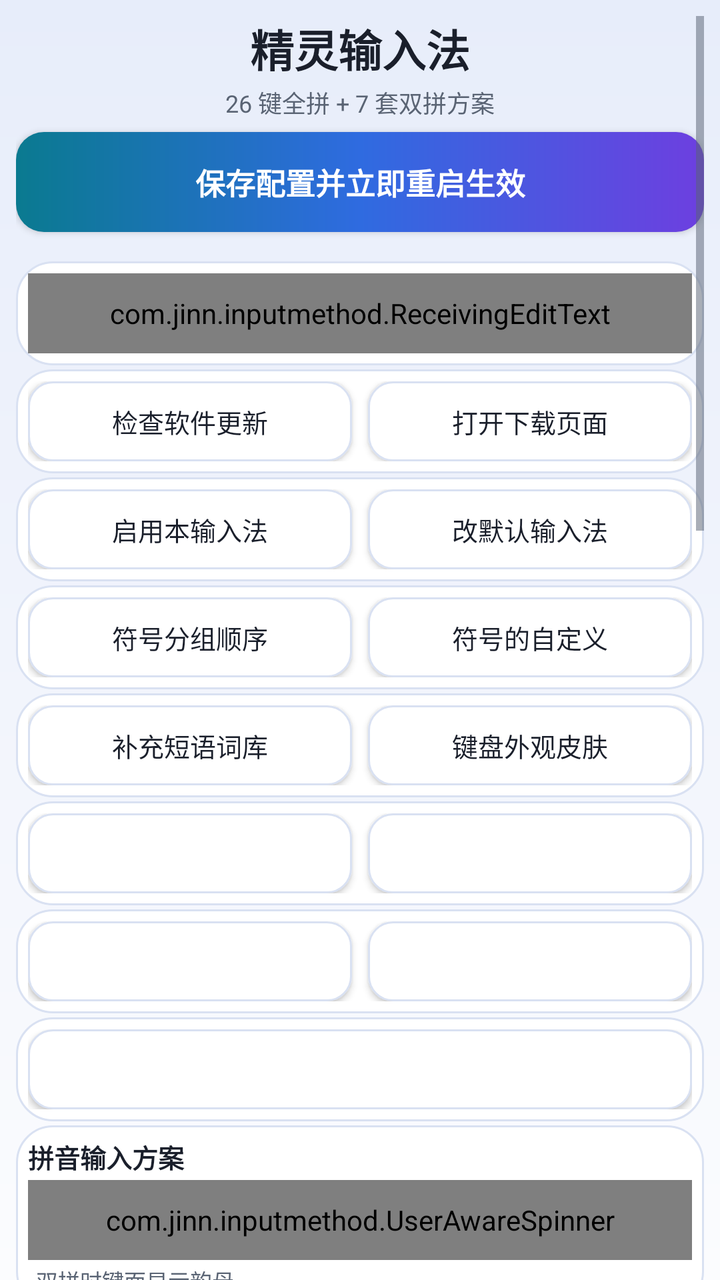
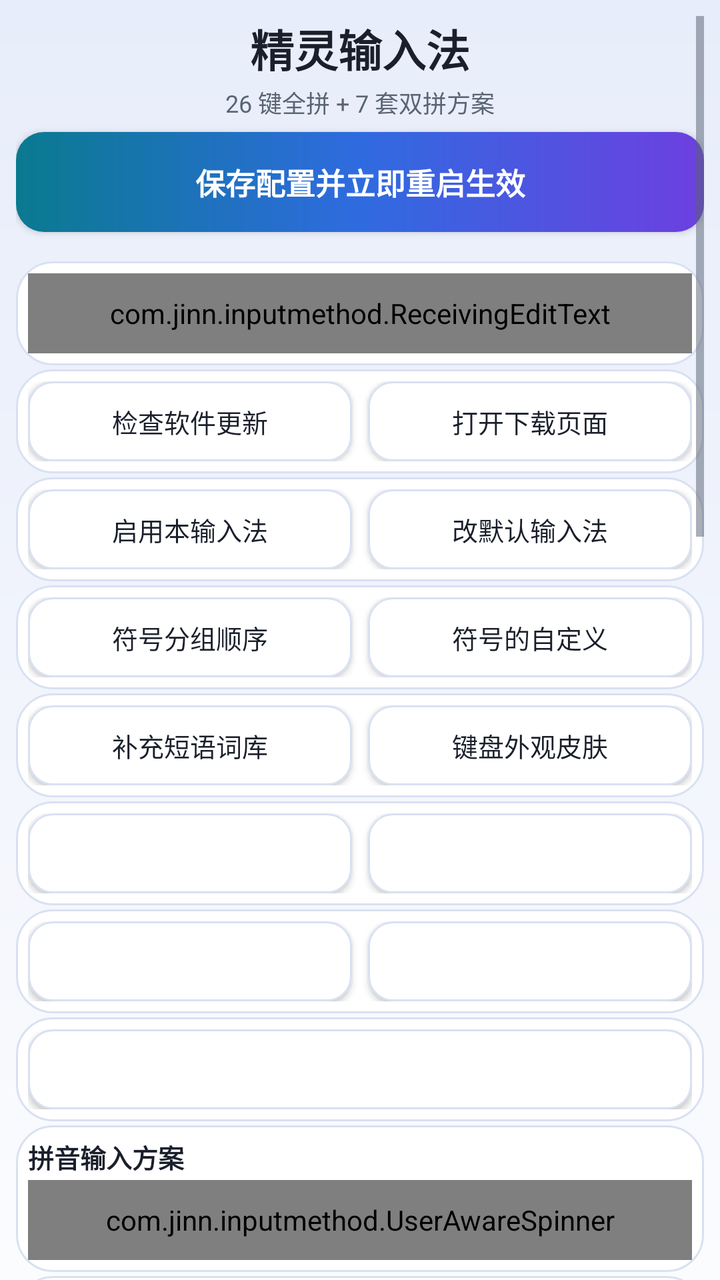

Compare the two renders of this Android layout. The source of the first and the diff that turns it into the second are given below.
<!-- AndroidManifest.xml: application theme AppTheme -->
<!-- res/layout/activity_settings.xml -->
<?xml version="1.0" encoding="utf-8"?>
<ScrollView xmlns:android="http://schemas.android.com/apk/res/android"
    style="@style/PageRoot"
    xmlns:tools="http://schemas.android.com/tools"
    android:overScrollMode="never"
    tools:ignore="TooManyViews">

    <LinearLayout
        android:layout_width="match_parent"
        android:layout_height="wrap_content"
        android:orientation="vertical">

        
        <TextView
            style="@style/PageHeroTitle"
            android:text="@string/settings_title" />

        <TextView
            android:layout_width="match_parent"
            android:layout_height="wrap_content"
            android:layout_marginTop="2dp"
            android:layout_marginBottom="6dp"
            android:gravity="center"
            android:text="@string/settings_subtitle"
            android:textColor="@color/text_secondary"
            android:textSize="12sp" />

        
        <Button
            style="@style/SettingsButtonPrimary"
            android:id="@+id/btn_save"
            android:layout_marginBottom="0dp"
            android:text="@string/settings_save" />

        <TextView
            android:id="@+id/text_test"
            android:layout_width="match_parent"
            android:layout_height="wrap_content"
            android:layout_marginTop="-2dp"
            android:layout_marginBottom="0dp"
            android:gravity="center"
            android:textColor="@color/text_secondary"
            android:textSize="12sp" />

        
        <LinearLayout
            style="@style/SettingsCard">

            <com.jinn.inputmethod.ReceivingEditText
                style="@style/SettingsField"
                android:id="@+id/edit_ime_test"
                android:layout_width="match_parent"
                android:hint="@string/settings_ime_test_hint"
                android:importantForAutofill="no"
                android:imeOptions="actionDone"
                android:inputType="textMultiLine|textCapSentences"
                android:maxLines="3"/>
        </LinearLayout>

        
        <LinearLayout
            style="@style/SettingsCardRow">

            <Button
                style="@style/SettingsButton"
                android:id="@+id/btn_check_update"
                android:layout_width="0dp"
                android:layout_weight="1"
                android:minWidth="0dp"
                android:text="@string/settings_check_update" />

            <Button
                style="@style/SettingsButton"
                android:id="@+id/btn_update_download"
                android:layout_width="0dp"
                android:layout_marginStart="8dp"
                android:layout_weight="1"
                android:minWidth="0dp"
                android:text="@string/update_download_page" />
        </LinearLayout>

        
        <LinearLayout
            style="@style/SettingsCardRow">

            <Button
                style="@style/SettingsButton"
                android:id="@+id/btn_enable"
                android:layout_width="0dp"
                android:layout_weight="1"
                android:minWidth="0dp"
                android:text="@string/settings_enable_ime" />

            <Button
                style="@style/SettingsButton"
                android:id="@+id/btn_pick"
                android:layout_width="0dp"
                android:layout_marginStart="8dp"
                android:layout_weight="1"
                android:minWidth="0dp"
                android:text="@string/settings_pick_ime" />
        </LinearLayout>

        
        <LinearLayout
            style="@style/SettingsCardRow">

            <Button
                style="@style/SettingsButton"
                android:id="@+id/btn_symbol_order"
                android:layout_width="0dp"
                android:layout_weight="1"
                android:minWidth="0dp"
                android:text="@string/symbol_order_title" />

            <Button
                style="@style/SettingsButton"
                android:id="@+id/btn_edit_favorites"
                android:layout_width="0dp"
                android:layout_marginStart="8dp"
                android:layout_weight="1"
                android:minWidth="0dp"
                android:text="@string/favorite_entry_title" />
        </LinearLayout>

        
        <LinearLayout
            style="@style/SettingsCardRow">

            <Button
                style="@style/SettingsButton"
                android:id="@+id/btn_dict_expand"
                android:layout_width="0dp"
                android:layout_weight="1"
                android:minWidth="0dp"
                android:text="@string/dict_entry_button" />

            <Button
                style="@style/SettingsButton"
                android:id="@+id/btn_key_appearance"
                android:layout_width="0dp"
                android:layout_marginStart="8dp"
                android:layout_weight="1"
                android:minWidth="0dp"
                android:text="@string/key_appearance_entry" />
        </LinearLayout>

        
        <LinearLayout
            style="@style/SettingsCardRow">

            <Button
                style="@style/SettingsButton"
                android:id="@+id/btn_fuzzy_pinyin"
                android:layout_width="0dp"
                android:layout_weight="1"
                android:minWidth="0dp" />

            <Button
                style="@style/SettingsButton"
                android:id="@+id/btn_rare_chars"
                android:layout_width="0dp"
                android:layout_marginStart="8dp"
                android:layout_weight="1"
                android:minWidth="0dp" />
        </LinearLayout>

        
        <LinearLayout
            style="@style/SettingsCardRow">

            <Button
                style="@style/SettingsButton"
                android:id="@+id/btn_tap_sound"
                android:layout_width="0dp"
                android:layout_weight="1"
                android:minWidth="0dp" />

            <Button
                style="@style/SettingsButton"
                android:id="@+id/btn_clipboard_customize"
                android:layout_width="0dp"
                android:layout_marginStart="8dp"
                android:layout_weight="1"
                android:minWidth="0dp" />
        </LinearLayout>

        
        <LinearLayout
            style="@style/SettingsCardRow">

            <Button
                style="@style/SettingsButton"
                android:id="@+id/btn_gallery_settings"
                android:layout_width="0dp"
                android:layout_weight="1"
                android:minWidth="0dp" />
        </LinearLayout>

        
        <LinearLayout
            style="@style/SettingsCard">

            <LinearLayout
                android:layout_width="match_parent"
                android:layout_height="wrap_content"
                android:orientation="vertical">

                    <TextView
                        style="@style/SettingsFieldTitle"
                        android:text="@string/settings_shuangpin_scheme" />

                    <com.jinn.inputmethod.UserAwareSpinner
                        style="@style/SettingsField"
                        android:id="@+id/spinner_shuangpin"
                        android:layout_width="match_parent"
                        android:layout_marginTop="2dp"
                        android:spinnerMode="dropdown"/>

                    <TextView
                        style="@style/CardHint"
                        android:layout_width="match_parent"
                        android:layout_height="wrap_content"
                        android:layout_marginTop="2dp"
                        android:paddingStart="4dp"
                        android:paddingEnd="4dp"
                        android:text="@string/settings_shuangpin_scheme_desc"/>
            </LinearLayout>

        </LinearLayout>

        
        <LinearLayout
            style="@style/SettingsCardRow"
            android:baselineAligned="false">

            <LinearLayout
                android:layout_width="0dp"
                android:layout_height="wrap_content"
                android:layout_weight="1"
                android:orientation="vertical">

                <Switch
                    android:id="@+id/switch_user_learning"
                    android:layout_width="match_parent"
                    android:layout_height="wrap_content"
                    android:minHeight="40dp"
                    android:maxLines="2"
                    android:ellipsize="end"
                    android:text="@string/switch_user_learning"
                    android:textColor="@color/text_primary"
                    android:textSize="13sp" />

                <TextView
                    style="@style/CardHint"
                    android:layout_width="match_parent"
                    android:layout_height="wrap_content"
                    android:paddingStart="8dp"
                    android:paddingEnd="8dp"
                    android:text="@string/switch_user_learning_desc"/>
            </LinearLayout>

            <LinearLayout
                android:layout_width="0dp"
                android:layout_height="wrap_content"
                android:layout_marginStart="8dp"
                android:layout_weight="1"
                android:orientation="vertical">

                <Switch
                    android:id="@+id/switch_predict"
                    android:layout_width="match_parent"
                    android:layout_height="wrap_content"
                    android:minHeight="40dp"
                    android:maxLines="2"
                    android:ellipsize="end"
                    android:text="@string/switch_predict"
                    android:textColor="@color/text_primary"
                    android:textSize="13sp" />

                <TextView
                    style="@style/CardHint"
                    android:layout_width="match_parent"
                    android:layout_height="wrap_content"
                    android:paddingStart="8dp"
                    android:paddingEnd="8dp"
                    android:text="@string/switch_predict_desc"/>
            </LinearLayout>
        </LinearLayout>

        
        <LinearLayout
            style="@style/SettingsCardRow"
            android:baselineAligned="false">

            <LinearLayout
                android:layout_width="0dp"
                android:layout_height="wrap_content"
                android:layout_weight="1"
                android:orientation="vertical">

                <Switch
                    android:id="@+id/switch_auto_show_keyboard"
                    android:layout_width="match_parent"
                    android:layout_height="wrap_content"
                    android:minHeight="40dp"
                    android:maxLines="2"
                    android:ellipsize="end"
                    android:text="@string/switch_auto_show_keyboard"
                    android:textColor="@color/text_primary"
                    android:textSize="13sp" />

                <TextView
                    style="@style/CardHint"
                    android:layout_width="match_parent"
                    android:layout_height="wrap_content"
                    android:paddingStart="8dp"
                    android:paddingEnd="8dp"
                    android:text="@string/switch_auto_show_keyboard_desc"/>
            </LinearLayout>

            <LinearLayout
                android:layout_width="0dp"
                android:layout_height="wrap_content"
                android:layout_marginStart="8dp"
                android:layout_weight="1"
                android:orientation="vertical">

                <Switch
                    android:id="@+id/switch_use_traditional"
                    android:layout_width="match_parent"
                    android:layout_height="wrap_content"
                    android:minHeight="40dp"
                    android:maxLines="2"
                    android:ellipsize="end"
                    android:textColor="@color/text_primary"
                    android:textSize="13sp" />

                <TextView
                    style="@style/CardHint"
                    android:id="@+id/text_use_traditional_desc"
                    android:layout_width="match_parent"
                    android:layout_height="wrap_content"
                    android:paddingStart="8dp"
                    android:paddingEnd="8dp"/>
            </LinearLayout>
        </LinearLayout>

        
        <LinearLayout
            style="@style/SettingsCard">

            <LinearLayout
                android:layout_width="match_parent"
                android:layout_height="wrap_content"
                android:gravity="center_vertical"
                android:orientation="horizontal">

                <TextView
                    android:layout_width="0dp"
                    android:layout_height="wrap_content"
                    android:layout_weight="1"
                    android:text="@string/settings_voice_input"
                    android:textColor="@color/text_primary"
                    android:textSize="13sp" />

                <Switch
                    android:id="@+id/switch_voice_input"
                    android:layout_width="wrap_content"
                    android:layout_height="wrap_content"
                    android:minHeight="40dp" />
            </LinearLayout>

            <TextView
                style="@style/CardHint"
                android:layout_width="match_parent"
                android:layout_height="wrap_content"
                android:layout_marginTop="2dp"
                android:text="@string/settings_voice_input_desc"/>
        </LinearLayout>

        
        <LinearLayout
            style="@style/SettingsCard"
            android:id="@+id/card_mic_permission">

            <TextView
                android:id="@+id/text_mic_state"
                android:layout_width="match_parent"
                android:layout_height="wrap_content"
                android:layout_marginBottom="4dp"
                android:text="@string/settings_grant_mic"
                android:textColor="@color/text_secondary"
                android:textSize="12sp" />

            <Button
                style="@style/SettingsButton"
                android:id="@+id/btn_grant"
                android:layout_width="match_parent"
                android:text="@string/settings_grant_mic" />
        </LinearLayout>

        
        <LinearLayout
            style="@style/SettingsCard"
            android:id="@+id/card_voice_server">

            <LinearLayout
                android:layout_width="match_parent"
                android:layout_height="wrap_content"
                android:baselineAligned="false"
                android:orientation="horizontal">

                <LinearLayout
                    android:layout_width="0dp"
                    android:layout_height="wrap_content"
                    android:layout_weight="2"
                    android:orientation="vertical">

                    <TextView
                        style="@style/SettingsLabel"
                        android:text="@string/settings_host" />

                    <EditText
                        style="@style/SettingsField"
                        android:id="@+id/edit_host"
                        android:layout_width="match_parent"
                        android:hint="@string/settings_host"
                        android:importantForAutofill="no"
                        android:inputType="textUri"
                        android:singleLine="true"/>
                </LinearLayout>

                <LinearLayout
                    android:layout_width="0dp"
                    android:layout_height="wrap_content"
                    android:layout_marginStart="8dp"
                    android:layout_weight="1"
                    android:orientation="vertical">

                    <TextView
                        style="@style/SettingsLabel"
                        android:text="@string/settings_port" />

                    <EditText
                        style="@style/SettingsField"
                        android:id="@+id/edit_port"
                        android:layout_width="match_parent"
                        android:hint="@string/settings_port"
                        android:importantForAutofill="no"
                        android:inputType="number"
                        android:singleLine="true"/>
                </LinearLayout>

                <LinearLayout
                    android:layout_width="0dp"
                    android:layout_height="wrap_content"
                    android:layout_marginStart="8dp"
                    android:layout_weight="1"
                    android:gravity="center_vertical"
                    android:orientation="vertical">

                    <TextView
                        style="@style/SettingsLabel"
                        android:text="@string/settings_lock" />

                    <CheckBox
                        android:id="@+id/check_lock_server"
                        android:layout_width="match_parent"
                        android:layout_height="40dp"
                        android:gravity="center"
                        android:buttonTint="@color/accent"
                        android:text="@string/settings_lock_short"
                        android:textColor="@color/text_primary"
                        android:textSize="12sp" />
                </LinearLayout>
            </LinearLayout>

            
            <LinearLayout
                android:layout_width="match_parent"
                android:layout_height="wrap_content"
                android:layout_marginTop="4dp"
                android:gravity="center_vertical"
                android:orientation="horizontal">

                <LinearLayout
                    android:layout_width="0dp"
                    android:layout_height="wrap_content"
                    android:layout_weight="1"
                    android:orientation="vertical">

                    <TextView
                        style="@style/SettingsLabel"
                        android:text="@string/settings_language" />

                    <com.jinn.inputmethod.UserAwareSpinner
                        style="@style/SettingsField"
                        android:id="@+id/spinner_language"
                        android:layout_width="match_parent"
                        android:spinnerMode="dropdown"/>
                </LinearLayout>

                <Space
                    android:layout_width="8dp"
                    android:layout_height="1dp" />

                <LinearLayout
                    android:layout_width="0dp"
                    android:layout_height="wrap_content"
                    android:layout_weight="1"
                    android:orientation="vertical">

                    <TextView
                        style="@style/SettingsLabel"
                        android:text="@string/settings_default_mode" />

                    <com.jinn.inputmethod.UserAwareSpinner
                        style="@style/SettingsField"
                        android:id="@+id/spinner_default_mode"
                        android:layout_width="match_parent"
                        android:spinnerMode="dropdown"/>
                </LinearLayout>
            </LinearLayout>

            <TextView
                style="@style/SettingsLabel"
                android:layout_marginTop="4dp"
                android:text="@string/settings_prompt" />

            <EditText
                style="@style/SettingsFieldMultiline"
                android:id="@+id/edit_prompt"
                android:layout_width="match_parent"
                android:hint="@string/settings_prompt"
                android:importantForAutofill="no"
                android:inputType="textMultiLine"
                android:minHeight="64dp"/>

            
            <LinearLayout
                android:layout_width="match_parent"
                android:layout_height="wrap_content"
                android:layout_marginTop="2dp"
                android:orientation="horizontal">

                <CheckBox
                    android:id="@+id/check_strip"
                    android:layout_width="0dp"
                    android:layout_height="wrap_content"
                    android:layout_weight="1"
                    android:text="@string/settings_strip_punc"
                    android:textColor="@color/text_primary"
                    android:textSize="12sp" />

                <CheckBox
                    android:id="@+id/check_composing"
                    android:layout_width="0dp"
                    android:layout_height="wrap_content"
                    android:layout_weight="1"
                    android:text="@string/settings_composing"
                    android:textColor="@color/text_primary"
                    android:textSize="12sp" />
            </LinearLayout>
        </LinearLayout>

        
        <LinearLayout
            style="@style/SettingsCard">

            <Switch
                android:id="@+id/switch_translate"
                android:layout_width="match_parent"
                android:layout_height="wrap_content"
                android:ellipsize="end"
                android:maxLines="2"
                android:minHeight="40dp"
                android:textColor="@color/text_primary"
                android:textSize="13sp" />

            <TextView
                style="@style/CardHint"
                android:id="@+id/text_translate_state"
                android:layout_width="match_parent"
                android:layout_height="wrap_content"
                android:layout_marginTop="2dp"
                />

            <Button
                style="@style/SettingsButton"
                android:id="@+id/btn_translate_settings"
                android:layout_width="match_parent"
                android:layout_marginTop="4dp" />
        </LinearLayout>

        
        <LinearLayout
            style="@style/SettingsCard">

            <LinearLayout
                android:layout_width="match_parent"
                android:layout_height="wrap_content"
                android:orientation="horizontal">

                <Button
                    style="@style/SettingsButton"
                    android:id="@+id/btn_config_export"
                    android:layout_width="0dp"
                    android:layout_weight="1"
                    android:minWidth="0dp" />

                <Button
                    style="@style/SettingsButton"
                    android:id="@+id/btn_config_import"
                    android:layout_width="0dp"
                    android:layout_marginStart="8dp"
                    android:layout_weight="1"
                    android:minWidth="0dp" />
            </LinearLayout>

            <TextView
                style="@style/CardHint"
                android:id="@+id/text_config_hint"
                android:layout_width="match_parent"
                android:layout_height="wrap_content"
                android:layout_marginTop="2dp"
                />
        </LinearLayout>

        
        <LinearLayout
            style="@style/SettingsCard">

            <Button
                style="@style/SettingsButton"
                android:id="@+id/btn_export_diag"
                android:layout_width="match_parent"
                android:minWidth="0dp"
                android:text="@string/settings_export_diag" />

            <TextView
                style="@style/CardHint"
                android:id="@+id/text_diag_dir"
                android:layout_width="match_parent"
                android:layout_height="wrap_content"
                android:layout_marginTop="2dp"
                android:singleLine="true"
                android:ellipsize="middle"/>
        </LinearLayout>

        
        <TextView
            android:layout_width="match_parent"
            android:layout_height="wrap_content"
            android:layout_marginTop="2dp"
            android:layout_marginBottom="6dp"
            android:gravity="center"
            android:text="@string/settings_usage"
            android:textColor="@color/text_secondary"
            android:textSize="12sp" />
    </LinearLayout>
</ScrollView>
<!-- resources referenced by this layout -->
<resources>
  <color name="accent">#2F6BE0</color>
  <color name="text_primary">#1A1F2B</color>
  <color name="text_secondary">#5A6474</color>
  <string name="dict_entry_button">补充短语词库</string>
  <string name="favorite_entry_title">符号的自定义</string>
  <string name="key_appearance_entry">键盘外观皮肤</string>
  <string name="settings_check_update">检查软件更新</string>
  <string name="settings_composing">语音文字实时回显</string>
  <string name="settings_default_mode">默认键盘样式</string>
  <string name="settings_enable_ime">启用本输入法</string>
  <string name="settings_export_diag">导出诊断数据</string>
  <string name="settings_grant_mic">授权麦克风</string>
  <string name="settings_host">NAS 地址</string>
  <string name="settings_ime_test_hint">点这里唤起键盘</string>
  <string name="settings_language">语言</string>
  <string name="settings_lock">固定</string>
  <string name="settings_lock_short">锁定</string>
  <string name="settings_pick_ime">改默认输入法</string>
  <string name="settings_port">端口</string>
  <string name="settings_prompt">提示词（人名 / 地名 / 术语，可留空）</string>
  <string name="settings_save">保存配置并立即重启生效</string>
  <string name="settings_shuangpin_scheme">拼音输入方案</string>
  <string name="settings_shuangpin_scheme_desc">双拼时键面显示韵母</string>
  <string name="settings_strip_punc">去句尾标点</string>
  <string name="settings_subtitle">26 键全拼 + 7 套双拼方案</string>
  <string name="settings_title">精灵输入法</string>
  <string name="settings_usage">拼音键盘：26 键全拼 / 双拼（7 套方案），空格选词。\n长串拼音打错了：点候选栏右侧的 ✕ 可整串清掉\n「删除键」双击再长按，清空整个输入框。\n拼音键盘按下的字母，按回车直接输出英文。\n启用语音输入之后,长按空格键即可进入语音功能页面\n作者 https://github.com/yezijinn</string>
  <string name="settings_voice_input">语音输入转文字,要自建服务器</string>
  <string name="settings_voice_input_desc">关闭时语音完全停用（不占用内存、长按空格无效）</string>
  <string name="switch_auto_show_keyboard">自动唤起键盘</string>
  <string name="switch_auto_show_keyboard_desc">关闭后不再弹出键盘</string>
  <string name="switch_predict">追加候选词语</string>
  <string name="switch_predict_desc">额外显示后续的词</string>
  <string name="switch_user_learning">用户词频学习</string>
  <string name="switch_user_learning_desc">记住常选的词，下次放前排</string>
  <string name="symbol_order_title">符号分组顺序</string>
  <string name="update_download_page">打开下载页面</string>
  <style name="CardHint">
          <item name="android:layout_width">match_parent</item>
          <item name="android:layout_height">wrap_content</item>
          <item name="android:textColor">@color/text_secondary</item>
          <item name="android:textSize">11sp</item>
      </style>
  <style name="SettingsCardRow" parent="SettingsCard">
          <item name="android:orientation">horizontal</item>
          <item name="android:padding">6dp</item>
      </style>
  <style name="SettingsFieldMultiline" parent="SettingsField">
          <item name="android:layout_height">wrap_content</item>
          <item name="android:gravity">top|start</item>
          <item name="android:minLines">2</item>
          <item name="android:padding">12dp</item>
      </style>
  <style name="SettingsFieldTitle">
          <item name="android:layout_width">match_parent</item>
          <item name="android:layout_height">wrap_content</item>
          <item name="android:textColor">@color/text_primary</item>
          <item name="android:textSize">13sp</item>
          <item name="android:textStyle">bold</item>
      </style>
  <color name="text_on_accent">#FFFFFF</color>
  <color name="app_bg">#F5F7FB</color>
  <color name="nav_bar">#1A1F2B</color>
  <color name="aurora_bg_top">#E7EDFA</color>
  <color name="aurora_bg_mid">#F1F4FC</color>
  <color name="aurora_bg_bottom">#FBFCFE</color>
  <color name="ripple_on_surface">#1A000000</color>
  <color name="btn_secondary_bg">#FFFFFF</color>
  <color name="card_stroke">#D9E1F2</color>
  <color name="ripple_on_accent">#33FFFFFF</color>
  <color name="aurora_cyan">#0A7A90</color>
  <color name="aurora_blue">#2F6BE0</color>
  <color name="aurora_purple">#6D3FE0</color>
  <color name="card_bg">#FFFFFF</color>
  <color name="field_bg">#F1F4FC</color>
  <!-- unchanged entries left out for length: 14 -->
</resources>

<!-- the commit's change to res/layout/activity_settings.xml (unified diff, before → after) -->
@@ -224,6 +224,7 @@
                         android:layout_marginTop="2dp"
                         android:paddingStart="4dp"
                         android:paddingEnd="4dp"
+                        android:visibility="gone"
                         android:text="@string/settings_shuangpin_scheme_desc"/>
             </LinearLayout>
 
